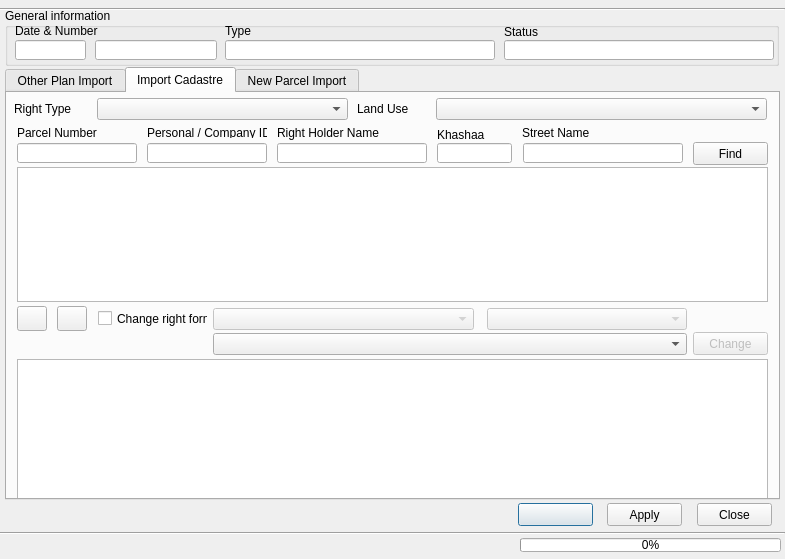
Old version of the form view/PlanCaseDialog.ui in the repository teamlm2/lm2_mgis.
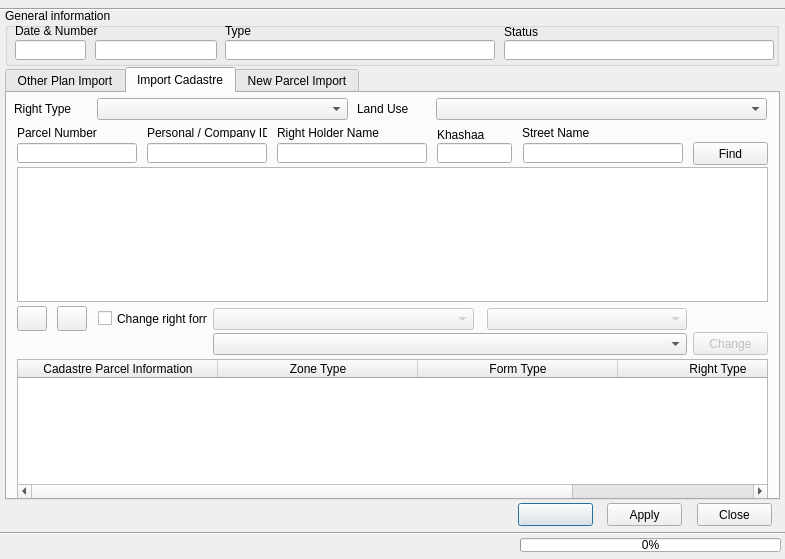
New version of the form. The open tabs and pages were chosen to show the change. Icons and pictures are not drawn.

Diff of the .ui file:
```diff
--- a/view/PlanCaseDialog.ui
+++ b/view/PlanCaseDialog.ui
@@ -675,6 +675,38 @@
        <height>140</height>
       </rect>
      </property>
+     <attribute name="horizontalHeaderDefaultSectionSize">
+      <number>200</number>
+     </attribute>
+     <attribute name="horizontalHeaderMinimumSectionSize">
+      <number>35</number>
+     </attribute>
+     <attribute name="verticalHeaderDefaultSectionSize">
+      <number>30</number>
+     </attribute>
+     <attribute name="verticalHeaderMinimumSectionSize">
+      <number>19</number>
+     </attribute>
+     <column>
+      <property name="text">
+       <string>Cadastre Parcel Information</string>
+      </property>
+     </column>
+     <column>
+      <property name="text">
+       <string>Zone Type</string>
+      </property>
+     </column>
+     <column>
+      <property name="text">
+       <string>Form Type</string>
+      </property>
+     </column>
+     <column>
+      <property name="text">
+       <string>Right Type</string>
+      </property>
+     </column>
     </widget>
     <widget class="QComboBox" name="cadastre_form_type_change_cbox">
      <property name="enabled">
```
Left out of the diff: 2 changed lines with no effect on the pictures.
